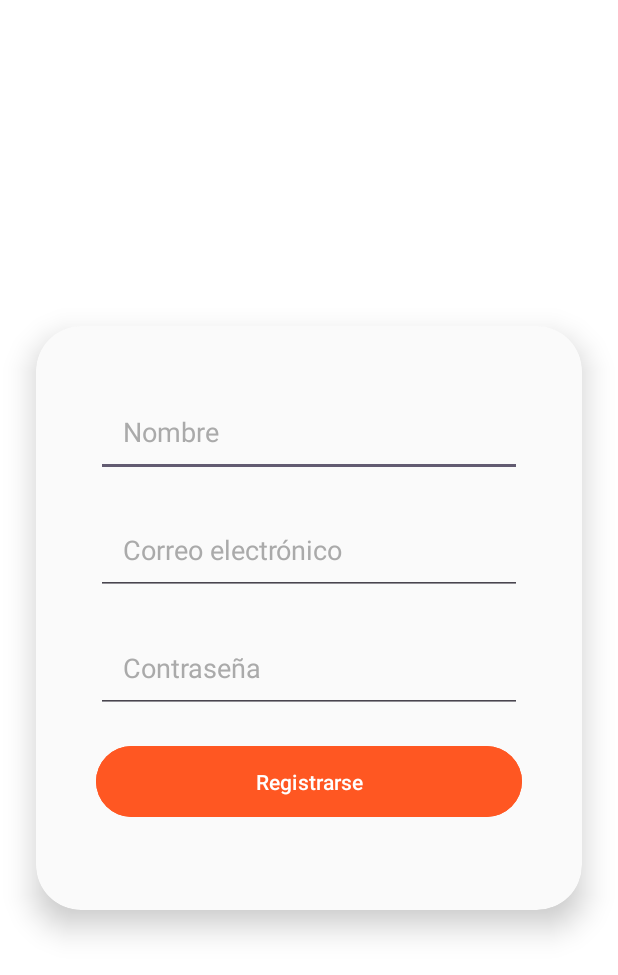
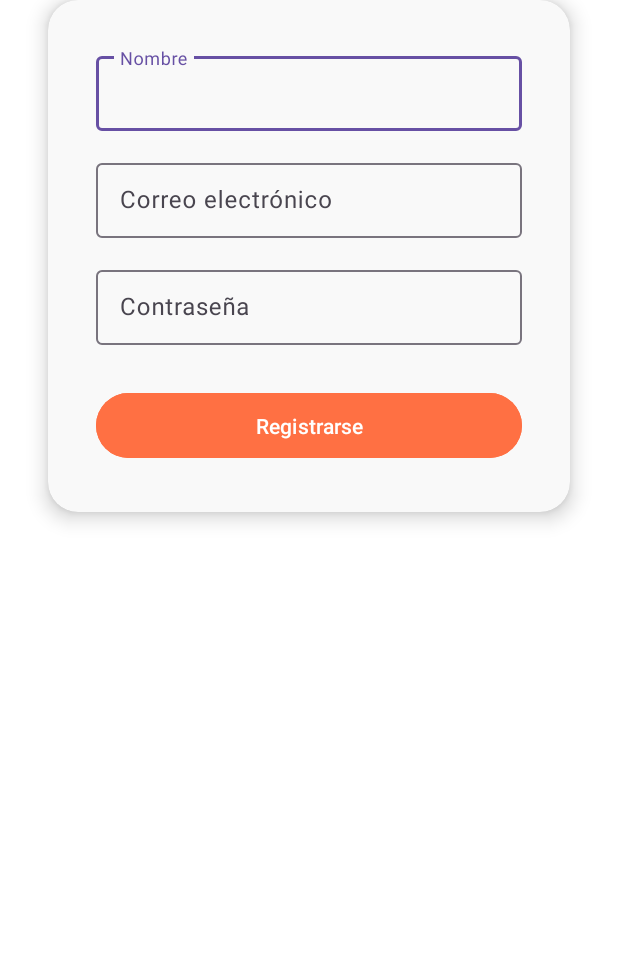
Before and after one commit to KevinBB21/VeterinarioApp, an Android app: the screen it shows after launch (LoguearActivity), after a tap on "Sin cuenta? Regístrate", on a phone screen of 412 x 824 dp. Shown: the top 975 px of the screen. Run offline under Robolectric (Android 15) with nearby library versions, the phone set to English and light mode, and no system bars; our stand-ins replace Room's generated code.

Commit message:
Continuacion de cambios y añadidos puntos del proyecto

```diff
--- a/app/src/main/java/com/example/veterinarioapp/Entity/FavoritoEntity.kt
+++ b/app/src/main/java/com/example/veterinarioapp/Entity/FavoritoEntity.kt
@@ -9,9 +9,9 @@ import androidx.room.ForeignKey.Companion.CASCADE
     primaryKeys = ["usuarioId", "reviewId"],
     foreignKeys = [
         ForeignKey(entity = UsuarioEntity::class, parentColumns = ["id"], childColumns = ["usuarioId"],
-                onDelete = CASCADE), // Esto borra los favoritos si se borra la review
+                onDelete = CASCADE),
         ForeignKey(entity = ReviewEntity::class, parentColumns = ["id"], childColumns = ["reviewId"],
-                onDelete = CASCADE) // Esto borra los favoritos si se borra la review
+                onDelete = CASCADE)
     ]
 )
 data class FavoritoEntity(
--- a/app/src/main/java/com/example/veterinarioapp/Entity/NoticiaEntity.kt
+++ b/app/src/main/java/com/example/veterinarioapp/Entity/NoticiaEntity.kt
@@ -14,4 +14,4 @@ data class ReviewEntity(
     var esFavorita: Boolean = false,
     val imagenUrl: String = "",
     val reviewUrl: String = ""
-): Serializable // El Serializable es para poder pasarlo entre activitys
+): Serializable
--- a/app/src/main/res/drawable/ic_like.xml
+++ /dev/null
@@ -1,5 +0,0 @@
-<vector xmlns:android="http://schemas.android.com/apk/res/android" android:height="24dp" android:tint="#000000" android:viewportHeight="24" android:viewportWidth="24" android:width="24dp">
-
-    <path android:fillColor="@android:color/white" android:pathData="M1,21h4L5,9L1,9v12zM23,10c0,-1.1 -0.9,-2 -2,-2h-6.31l0.95,-4.57 0.03,-0.32c0,-0.41 -0.17,-0.79 -0.44,-1.06L14.17,1 7.59,7.59C7.22,7.95 7,8.45 7,9v10c0,1.1 0.9,2 2,2h9c0.83,0 1.54,-0.5 1.84,-1.22l3.02,-7.05c0.09,-0.23 0.14,-0.47 0.14,-0.73v-2z"/>
-
-</vector>
--- a/app/src/main/res/drawable/ic_unlike.xml
+++ /dev/null
@@ -1,5 +0,0 @@
-<vector xmlns:android="http://schemas.android.com/apk/res/android" android:height="24dp" android:tint="#000000" android:viewportHeight="24" android:viewportWidth="24" android:width="24dp">
-
-    <path android:fillColor="@android:color/white" android:pathData="M13.11,5.72l-0.57,2.89c-0.12,0.59 0.04,1.2 0.42,1.66 0.38,0.46 0.94,0.73 1.54,0.73H20v1.08L17.43,18H9.34c-0.18,0 -0.34,-0.16 -0.34,-0.34V9.82l4.11,-4.1M14,2L7.59,8.41C7.21,8.79 7,9.3 7,9.83v7.83C7,18.95 8.05,20 9.34,20h8.1c0.71,0 1.36,-0.37 1.72,-0.97l2.67,-6.15c0.11,-0.25 0.17,-0.52 0.17,-0.8V11c0,-1.1 -0.9,-2 -2,-2h-5.5l0.92,-4.65c0.05,-0.22 0.02,-0.46 -0.08,-0.66 -0.23,-0.45 -0.52,-0.86 -0.88,-1.22L14,2zM4,9H2v11h2c0.55,0 1,-0.45 1,-1v-9c0,-0.55 -0.45,-1 -1,-1z"/>
-
-</vector>
--- a/app/src/main/res/layout/activity_login.xml
+++ b/app/src/main/res/layout/activity_login.xml
@@ -7,29 +7,38 @@
     android:layout_height="match_parent">
 
     <androidx.constraintlayout.widget.ConstraintLayout
-        xmlns:app="http://schemas.android.com/apk/res-auto"
         android:layout_width="match_parent"
         android:layout_height="match_parent"
-        android:background="@drawable/fondo1"
+        android:background="@drawable/vetphoto"
         tools:context=".LoguearActivity">
+
+        <ImageView
+            android:id="@+id/logo"
+            android:layout_width="100dp"
+            android:layout_height="100dp"
+            android:src="@drawable/logovet"
+            app:layout_constraintTop_toTopOf="parent"
+            app:layout_constraintStart_toStartOf="parent"
+            app:layout_constraintEnd_toEndOf="parent"
+            android:layout_marginTop="50dp"/>
 
         <androidx.cardview.widget.CardView
             android:layout_width="match_parent"
             android:layout_height="wrap_content"
-            android:layout_margin="24dp"
-            app:cardCornerRadius="30dp"
-            app:cardElevation="12dp"
-            app:cardBackgroundColor="#FAFAFA"
+            android:layout_marginHorizontal="32dp"
+            android:layout_marginTop="20dp"
+            app:cardCornerRadius="20dp"
+            app:cardElevation="8dp"
+            app:cardBackgroundColor="#F9F9F9"
+            app:layout_constraintTop_toBottomOf="@id/logo"
             app:layout_constraintStart_toStartOf="parent"
-            app:layout_constraintEnd_toEndOf="parent"
-            app:layout_constraintTop_toTopOf="parent"
-            app:layout_constraintBottom_toBottomOf="parent">
+            app:layout_constraintEnd_toEndOf="parent">
 
             <LinearLayout
                 android:layout_width="match_parent"
                 android:layout_height="wrap_content"
                 android:orientation="vertical"
-                android:padding="40dp"
+                android:padding="32dp"
                 android:gravity="center_horizontal">
 
                 <TextView
@@ -37,71 +46,69 @@
                     android:layout_width="wrap_content"
                     android:layout_height="wrap_content"
                     android:text="@string/bienvenido"
-                    android:textSize="32sp"
-                    android:textColor="#222222"
+                    android:textSize="22sp"
+                    android:textColor="@color/background_light"
                     android:textStyle="bold"
-                    android:layout_marginBottom="10dp" />
+                    android:layout_marginBottom="10dp"/>
 
-                <TextView
-                    android:id="@+id/tvSubtitle"
-                    android:layout_width="wrap_content"
+                <com.google.android.material.textfield.TextInputLayout
+                    android:layout_width="match_parent"
                     android:layout_height="wrap_content"
-                    android:text="@string/description1"
-                    android:textSize="18sp"
-                    android:textColor="#555555"
-                    android:layout_marginBottom="26dp" />
+                    android:hint="@string/emailText"
+                    android:layout_marginBottom="16dp">
 
-                <EditText
+                    <com.google.android.material.textfield.TextInputEditText
                         android:id="@+id/etEmail"
                         android:layout_width="match_parent"
                         android:layout_height="wrap_content"
-                    android:hint="@string/emailText"
-                    android:textColorHint="#AAAAAA"
-                    android:padding="18dp"
-                    android:layout_marginBottom="18dp" />
+                        android:padding="14dp"
+                        android:textColorHint="@color/background_light"/>
+                </com.google.android.material.textfield.TextInputLayout>
 
-                <EditText
+                <com.google.android.material.textfield.TextInputLayout
+                    android:layout_width="match_parent"
+                    android:layout_height="wrap_content"
+                    android:hint="@string/passwordText"
+                    android:layout_marginBottom="16dp">
+
+                    <com.google.android.material.textfield.TextInputEditText
                         android:id="@+id/etPassword"
                         android:layout_width="match_parent"
                         android:layout_height="wrap_content"
-                    android:hint="@string/passwordText"
-                    android:textColorHint="#AAAAAA"
-                    android:padding="18dp"
-                    android:layout_marginBottom="18dp" />
-
-                <LinearLayout
-                    android:layout_width="match_parent"
-                    android:layout_height="wrap_content"
-                    android:orientation="horizontal"
-                    android:gravity="start"
-                    android:layout_marginBottom="18dp">
+                        android:padding="14dp"
+                        android:textColorHint="@color/background_light"
+                        android:inputType="textPassword"/>
+                </com.google.android.material.textfield.TextInputLayout>
 
                 <CheckBox
                     android:id="@+id/cbRememberMe"
                     android:layout_width="wrap_content"
                     android:layout_height="wrap_content"
                     android:text="@string/rememberText"
-                        android:textColor="#555555" />
-                </LinearLayout>
+                    android:textColor="#555555"
+                    android:layout_marginBottom="16dp"/>
 
-                <Button
+                <com.google.android.material.button.MaterialButton
                     android:id="@+id/btnLogin"
                     android:layout_width="match_parent"
                     android:layout_height="wrap_content"
                     android:text="@string/loginText"
-                    android:textColor="#FFFFFF"
-                    android:backgroundTint="#FF5722"
-                    android:paddingVertical="14dp"
-                    android:layout_marginBottom="18dp" />
+                    android:textSize="16sp"
+                    android:backgroundTint="@color/boton"
+                    android:textColor="@android:color/white"
+                    app:cornerRadius="50dp"
+                    android:layout_marginTop="12dp"
+                    android:paddingVertical="12dp"/>
 
                 <TextView
                     android:id="@+id/tvRegister"
                     android:layout_width="wrap_content"
                     android:layout_height="wrap_content"
                     android:text="@string/registerTextQuestion"
-                    android:textColor="#FF5722"
-                    android:textSize="16sp"
-                    android:gravity="center" />
+                    android:textColor="@color/boton"
+                    android:textSize="15sp"
+                    android:layout_marginTop="12dp"
+                    android:gravity="center"/>
             </LinearLayout>
         </androidx.cardview.widget.CardView>
     </androidx.constraintlayout.widget.ConstraintLayout>
@@ -111,62 +118,73 @@
         android:layout_height="match_parent"
         android:background="#FFFFFF">
 
-
         <androidx.cardview.widget.CardView
             android:layout_width="match_parent"
             android:layout_height="wrap_content"
-            android:layout_margin="24dp"
-            app:cardCornerRadius="30dp"
-            app:cardElevation="12dp"
-            app:cardBackgroundColor="#FAFAFA"
+            android:layout_marginHorizontal="32dp"
+            android:layout_marginTop="100dp"
+            app:cardCornerRadius="20dp"
+            app:cardElevation="8dp"
+            app:cardBackgroundColor="#F9F9F9"
             app:layout_constraintStart_toStartOf="parent"
-            app:layout_constraintEnd_toEndOf="parent"
-            app:layout_constraintTop_toTopOf="parent"
-            app:layout_constraintBottom_toBottomOf="parent">
+            app:layout_constraintEnd_toEndOf="parent">
 
             <LinearLayout
                 android:layout_width="match_parent"
                 android:layout_height="wrap_content"
                 android:orientation="vertical"
-                android:padding="40dp"
+                android:padding="32dp"
                 android:gravity="center_horizontal">
 
-                <EditText
+                <com.google.android.material.textfield.TextInputLayout
+                    android:layout_width="match_parent"
+                    android:layout_height="wrap_content"
+                    android:hint="@string/nameText"
+                    android:layout_marginBottom="16dp">
+                    <com.google.android.material.textfield.TextInputEditText
                         android:id="@+id/etRegisterName"
                         android:layout_width="match_parent"
                         android:layout_height="wrap_content"
-                    android:hint="@string/nameText"
-                    android:textColorHint="#AAAAAA"
-                    android:padding="18dp"
-                    android:layout_marginBottom="18dp" />
+                        android:padding="14dp"
+                        android:textColorHint="#777777"/>
+                </com.google.android.material.textfield.TextInputLayout>
 
-                <EditText
+                <com.google.android.material.textfield.TextInputLayout
+                    android:layout_width="match_parent"
+                    android:layout_height="wrap_content"
+                    android:hint="@string/emailText"
+                    android:layout_marginBottom="16dp">
+                    <com.google.android.material.textfield.TextInputEditText
                         android:id="@+id/etRegisterEmail"
                         android:layout_width="match_parent"
                         android:layout_height="wrap_content"
-                    android:hint="@string/emailText"
-                    android:textColorHint="#AAAAAA"
-                    android:padding="18dp"
-                    android:layout_marginBottom="18dp" />
+                        android:padding="14dp"
+                        android:textColorHint="#777777"/>
+                </com.google.android.material.textfield.TextInputLayout>
 
-                <EditText
+                <com.google.android.material.textfield.TextInputLayout
+                    android:layout_width="match_parent"
+                    android:layout_height="wrap_content"
+                    android:hint="@string/passwordText"
+                    android:layout_marginBottom="16dp">
+                    <com.google.android.material.textfield.TextInputEditText
                         android:id="@+id/etRegisterPassword"
                         android:layout_width="match_parent"
                         android:layout_height="wrap_content"
-                    android:hint="@string/passwordText"
-                    android:textColorHint="#AAAAAA"
-                    android:padding="18dp"
-                    android:layout_marginBottom="18dp" />
+                        android:padding="14dp"
+                        android:textColorHint="#777777"
+                        android:inputType="textPassword"/>
+                </com.google.android.material.textfield.TextInputLayout>
 
-                <Button
+                <com.google.android.material.button.MaterialButton
                     android:id="@+id/btnRegisterLogin"
                     android:layout_width="match_parent"
                     android:layout_height="wrap_content"
                     android:text="@string/registerText"
-                    android:textColor="#FFFFFF"
-                    android:backgroundTint="#FF5722"
-                    android:paddingVertical="14dp"
-                    android:layout_marginBottom="18dp" />
+                    android:backgroundTint="#FF7043"
+                    android:textColor="@android:color/white"
+                    android:layout_marginTop="12dp"
+                    android:paddingVertical="12dp"/>
             </LinearLayout>
         </androidx.cardview.widget.CardView>
     </androidx.constraintlayout.widget.ConstraintLayout>
--- a/app/src/main/res/values/colors.xml
+++ b/app/src/main/res/values/colors.xml
@@ -2,5 +2,6 @@
 <resources>
     <color name="black">#FF000000</color>
     <color name="white">#FFFFFFFF</color>
-    <color name="boton">#FF5722</color>
+    <color name="boton">#66669a</color>
+    <color name="background_light">#aaa7cc</color>
 </resources>
```
Also changed, not shown: app/src/main/res/layout/activity_actualizar_review.xml (+55 -69 lines), app/src/main/res/layout/item_new.xml (+32 -48 lines), app/src/main/res/drawable/fondo1.jpg (deleted), app/src/main/res/drawable/logovet.jpg (added), app/src/main/res/drawable/vetphoto.webp (added). Lines whose indentation alone changed are shown as unchanged.
